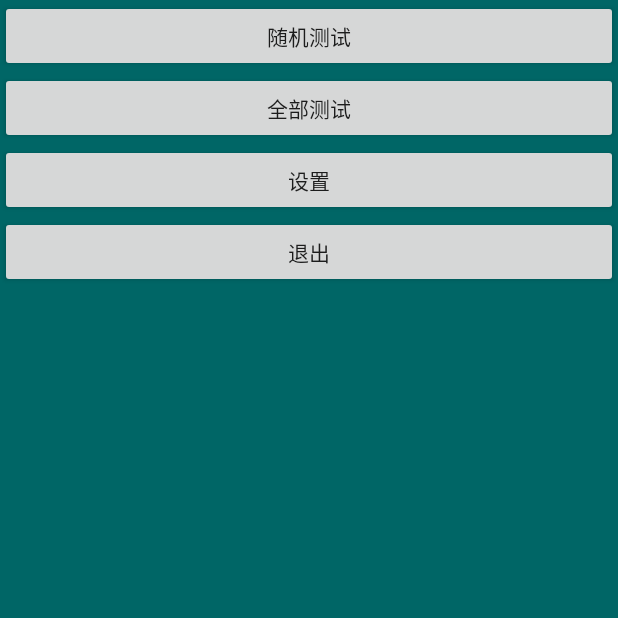
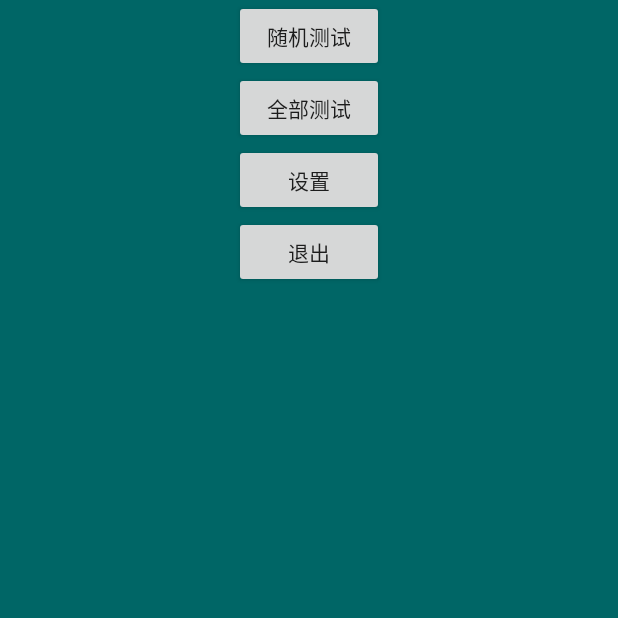
Before and after one commit to songyongren/jkbd, an Android app: the screen it shows after launch (MainActivity), on a phone screen of 412 x 824 dp, the top half of it. Run offline under Robolectric (Android 15) with nearby library versions, the light colour scheme and no system bars.

Commit message:
随机测试界面设计半成品

```diff
--- a/app/src/main/res/layout/index.xml
+++ b/app/src/main/res/layout/index.xml
@@ -7,27 +7,39 @@
 
     <Button
         android:id="@+id/button7"
-        android:layout_width="match_parent"
+        android:layout_width="100dp"
         android:layout_height="wrap_content"
+        android:layout_gravity="center"
+
+        android:gravity="center"
         android:text="@string/button1"
 
         />
 
     <Button
         android:id="@+id/button8"
-        android:layout_width="match_parent"
+        android:layout_width="100dp"
         android:layout_height="wrap_content"
+        android:gravity="center"
+        android:layout_gravity="center"
+        android:orientation="vertical"
         android:text="@string/button2" />
 
     <Button
         android:id="@+id/button9"
-        android:layout_width="match_parent"
+        android:layout_width="100dp"
         android:layout_height="wrap_content"
+        android:gravity="center"
+        android:layout_gravity="center"
+        android:orientation="vertical"
         android:text="@string/button3" />
 
     <Button
         android:id="@+id/button10"
-        android:layout_width="match_parent"
+        android:layout_width="100dp"
         android:layout_height="wrap_content"
+        android:gravity="center"
+        android:layout_gravity="center"
+        android:orientation="vertical"
         android:text="@string/button4" />
 </LinearLayout>
--- a/app/src/main/res/layout/main.xml
+++ b/app/src/main/res/layout/main.xml
@@ -2,7 +2,7 @@
 <LinearLayout xmlns:android="http://schemas.android.com/apk/res/android"
     android:orientation="vertical" android:layout_width="match_parent"
     android:layout_height="match_parent"
-    android:background="@mipmap/ic"
+    android:background="@mipmap/ic1"
     >
 
 </LinearLayout>
```
Also changed, not shown: app/src/main/res/layout/activity_exam.xml (added, +108 -0 lines).
